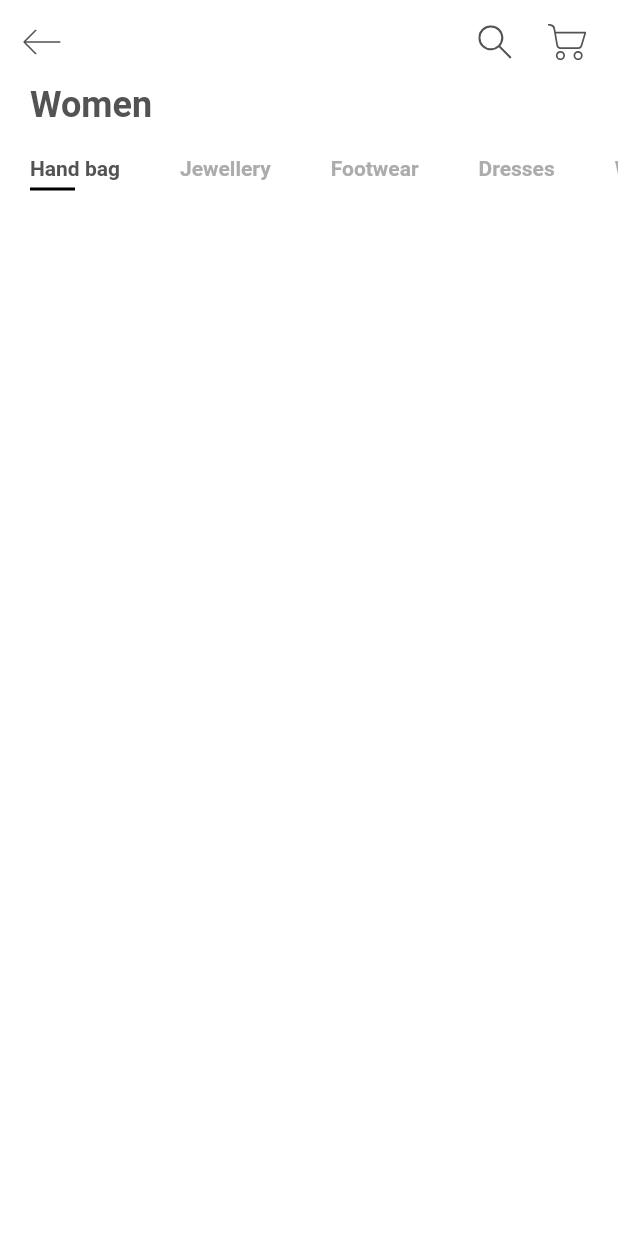
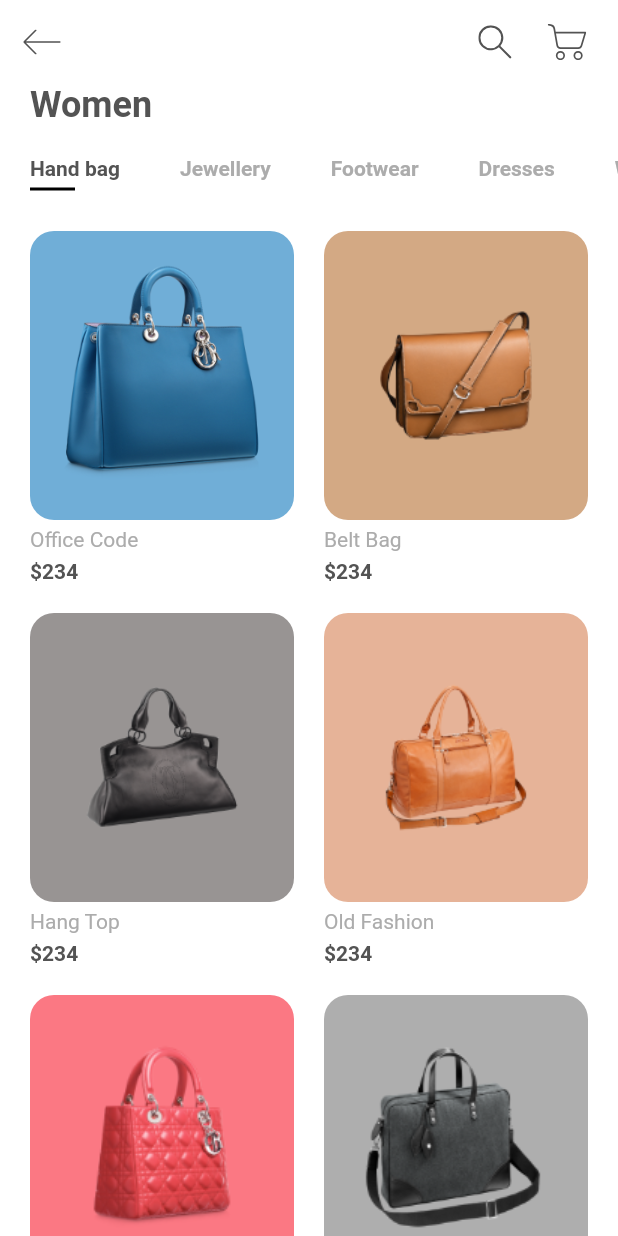
Before and after one commit to hgajipara246/e_commerce_ui, a Flutter app: the screen it shows after launch, on a phone screen of 412 x 824 dp. Run offline on Flutter 3.47's test engine with Material 2 defaults, Android fonts, the light colour scheme and no system bars; our stand-ins replace flutter_svg.

Commit message:
18/7/2023

```diff
--- a/lib/main.dart
+++ b/lib/main.dart
@@ -19,7 +19,7 @@ class MyApp extends StatelessWidget {
       theme: ThemeData(
         textTheme: Theme.of(context).textTheme.apply(bodyColor: textGrey),
         colorScheme: ColorScheme.fromSeed(seedColor: Colors.deepPurple),
-        useMaterial3: true,
+        useMaterial3: false,
       ),
       home: HomeScreen(),
     );
--- a/lib/model/product.dart
+++ b/lib/model/product.dart
@@ -1,9 +1,9 @@
 import 'package:flutter/material.dart';
 
 class Product {
-  final String image, title, description;
-  final int price, size, id;
-  final Color color;
+  final String? image, title, description;
+  final int? price, size, id;
+  final Color? color;
   Product({
     this.id,
     this.image,
@@ -16,11 +16,51 @@ class Product {
 }
 
 List<Product> products = [
-  Product(id: 1, title: "Office Code", price: 234, size: 12, description: dummyText, image: "assets/images/bag_1.png", color: Color(0xFF3D82AE)),
-  Product(id: 2, title: "Belt Bag", price: 234, size: 8, description: dummyText, image: "assets/images/bag_2.png", color: Color(0xFFD3A984)),
-  Product(id: 3, title: "Hang Top", price: 234, size: 10, description: dummyText, image: "assets/images/bag_3.png", color: Color(0xFF989493)),
-  Product(id: 4, title: "Old Fashion", price: 234, size: 11, description: dummyText, image: "assets/images/bag_4.png", color: Color(0xFFE6B398)),
-  Product(id: 5, title: "Office Code", price: 234, size: 12, description: dummyText, image: "assets/images/bag_5.png", color: Color(0xFFFB7883)),
+  Product(
+    id: 1,
+    title: "Office Code",
+    price: 234,
+    size: 12,
+    description: dummyText,
+    image: "assets/images/bag_1.png",
+    color: Color(0xFF70AED7),
+  ),
+  Product(
+    id: 2,
+    title: "Belt Bag",
+    price: 234,
+    size: 8,
+    description: dummyText,
+    image: "assets/images/bag_2.png",
+    color: Color(0xFFD3A984),
+  ),
+  Product(
+    id: 3,
+    title: "Hang Top",
+    price: 234,
+    size: 10,
+    description: dummyText,
+    image: "assets/images/bag_3.png",
+    color: Color(0xFF989493),
+  ),
+  Product(
+    id: 4,
+    title: "Old Fashion",
+    price: 234,
+    size: 11,
+    description: dummyText,
+    image: "assets/images/bag_4.png",
+    color: Color(0xFFE6B398),
+  ),
+  Product(
+    id: 5,
+    title: "Office Code",
+    price: 234,
+    size: 12,
+    description: dummyText,
+    image: "assets/images/bag_5.png",
+    color: Color(0xFFFB7883),
+  ),
   Product(
     id: 6,
     title: "Office Code",
--- /dev/null
+++ b/lib/view/details/details_screen.dart
@@ -0,0 +1,12 @@
+import 'package:e_commerce_ui/model/product.dart';
+import 'package:flutter/material.dart';
+
+class DetailsScreen extends StatelessWidget {
+  final Product? product;
+  const DetailsScreen({super.key, this.product});
+
+  @override
+  Widget build(BuildContext context) {
+    return Scaffold();
+  }
+}
--- a/lib/view/home_screen/components/body.dart
+++ b/lib/view/home_screen/components/body.dart
@@ -1,6 +1,9 @@
 // ignore_for_file: library_private_types_in_public_api
 
 import 'package:e_commerce_ui/constant/constant.dart';
+import 'package:e_commerce_ui/model/product.dart';
+import 'package:e_commerce_ui/view/details/details_screen.dart';
+import 'package:e_commerce_ui/view/home_screen/components/item_cart.dart';
 import 'package:flutter/material.dart';
 
 import 'categories.dart';
@@ -21,6 +24,30 @@ class Body extends StatelessWidget {
           ),
         ),
         Categories(),
+        Expanded(
+            child: Padding(
+          padding: EdgeInsets.symmetric(horizontal: defaultPadding),
+          child: GridView.builder(
+            itemCount: products.length,
+            gridDelegate: SliverGridDelegateWithFixedCrossAxisCount(
+              crossAxisCount: 2,
+              mainAxisSpacing: defaultPadding,
+              crossAxisSpacing: defaultPadding,
+              childAspectRatio: 0.75,
+            ),
+            itemBuilder: (context, index) => ItemCart(
+              product: products[index],
+              press: () => Navigator.push(
+                context,
+                MaterialPageRoute(
+                  builder: (context) => DetailsScreen(
+                    product: products[index],
+                  ),
+                ),
+              ),
+            ),
+          ),
+        ))
       ],
     );
   }
--- /dev/null
+++ b/lib/view/home_screen/components/item_cart.dart
@@ -0,0 +1,48 @@
+import 'package:e_commerce_ui/constant/constant.dart';
+import 'package:e_commerce_ui/model/product.dart';
+import 'package:flutter/material.dart';
+
+class ItemCart extends StatelessWidget {
+  final Product? product;
+  final Function? press;
+  const ItemCart({
+    super.key,
+    this.product,
+    this.press,
+  });
+
+  @override
+  Widget build(BuildContext context) {
+    return GestureDetector(
+      onTap: () => press!(),
+      child: Column(
+        crossAxisAlignment: CrossAxisAlignment.start,
+        children: [
+          Expanded(
+            child: Container(
+              padding: EdgeInsets.all(defaultPadding),
+              decoration: BoxDecoration(
+                color: product!.color,
+                borderRadius: BorderRadius.circular(16),
+              ),
+              child: Image.asset(product!.image as String),
+            ),
+          ),
+          Padding(
+            padding: EdgeInsets.symmetric(vertical: defaultPadding / 4),
+            child: Text(
+              product!.title as String,
+              style: TextStyle(
+                color: textLightGrey,
+              ),
+            ),
+          ),
+          Text(
+            "\$${product!.price}",
+            style: TextStyle(fontWeight: FontWeight.bold),
+          ),
+        ],
+      ),
+    );
+  }
+}
```
